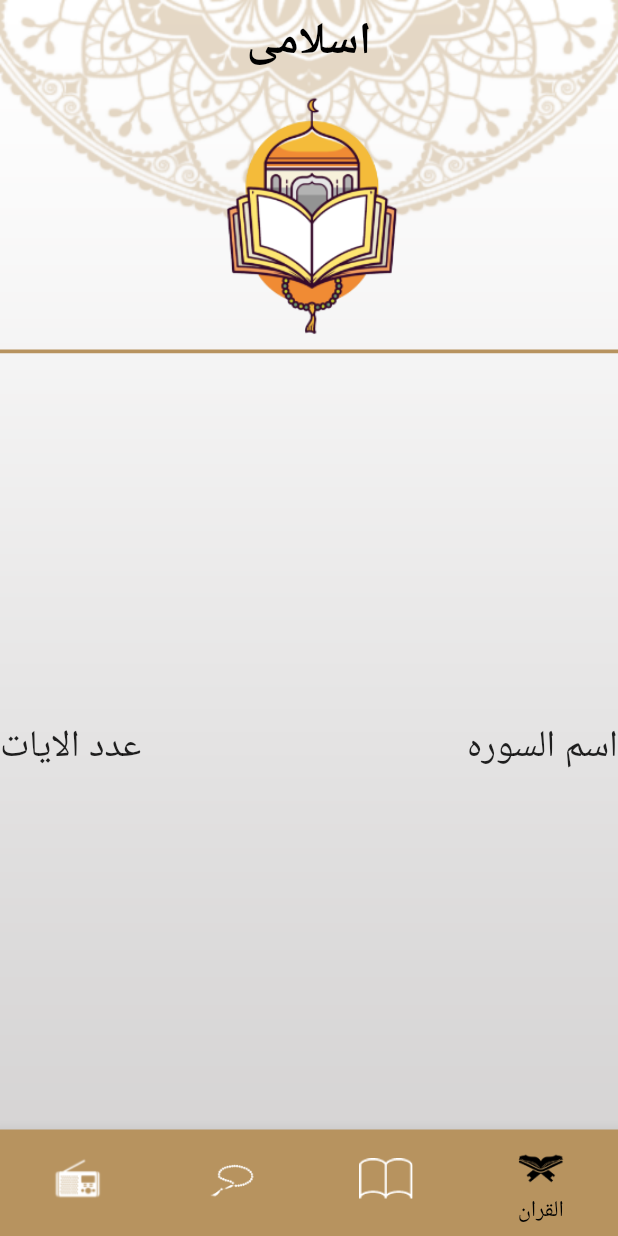
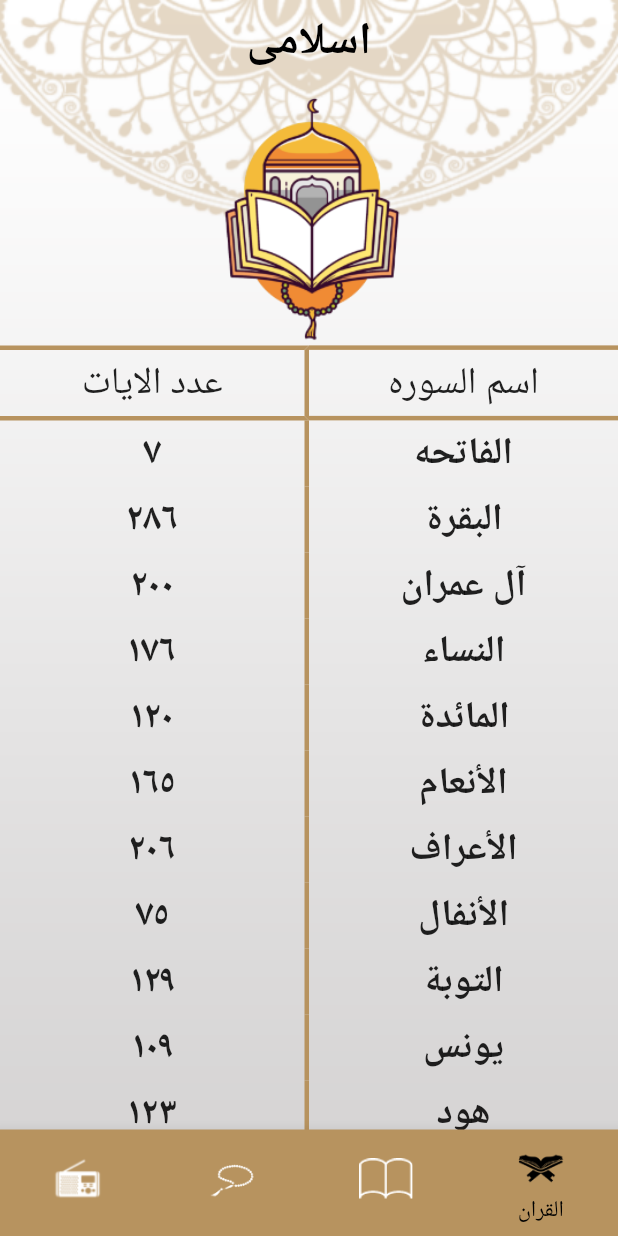
Before and after one commit to moaza30/islamy_app, a Flutter app: the screen it shows after launch, on a phone screen of 412 x 824 dp. Run offline on Flutter 3.47's test engine with Material 2 defaults, Android fonts, the phone set to English and light mode, and no system bars.

Commit message:
commit_quran_details

```diff
--- a/lib/main.dart
+++ b/lib/main.dart
@@ -2,16 +2,15 @@ import 'package:flutter/material.dart';
 import 'package:islamy_app/screens/home_screen.dart';
 
 void main() {
-  runApp(const MyApp());
+  runApp(MyApp());
 }
 
 class MyApp extends StatelessWidget {
-  const MyApp({Key? key}) : super(key: key);
-
   // This widget is the root of your application.
   @override
   Widget build(BuildContext context) {
     return MaterialApp(
+      debugShowCheckedModeBanner: false,
       title: 'Islamy',
       home: MainScreen(),
     );
--- /dev/null
+++ b/lib/models/quran_data.dart
@@ -0,0 +1,235 @@
+class QuranData {
+  static const List quranNames = [
+    "الفاتحه",
+    "البقرة",
+    "آل عمران",
+    "النساء",
+    "المائدة",
+    "الأنعام",
+    "الأعراف",
+    "الأنفال",
+    "التوبة",
+    "يونس",
+    "هود",
+    "يوسف",
+    "الرعد",
+    "إبراهيم",
+    "الحجر",
+    "النحل",
+    "الإسراء",
+    "الكهف",
+    "مريم",
+    "طه",
+    "الأنبياء",
+    "الحج",
+    "المؤمنون",
+    "النّور",
+    "الفرقان",
+    "الشعراء",
+    "النّمل",
+    "القصص",
+    "العنكبوت",
+    "الرّوم",
+    "لقمان",
+    "السجدة",
+    "الأحزاب",
+    "سبأ",
+    "فاطر",
+    "يس",
+    "الصافات",
+    "ص",
+    "الزمر",
+    "غافر",
+    "فصّلت",
+    "الشورى",
+    "الزخرف",
+    "الدّخان",
+    "الجاثية",
+    "الأحقاف",
+    "محمد",
+    "الفتح",
+    "الحجرات",
+    "ق",
+    "الذاريات",
+    "الطور",
+    "النجم",
+    "القمر",
+    "الرحمن",
+    "الواقعة",
+    "الحديد",
+    "المجادلة",
+    "الحشر",
+    "الممتحنة",
+    "الصف",
+    "الجمعة",
+    "المنافقون",
+    "التغابن",
+    "الطلاق",
+    "التحريم",
+    "الملك",
+    "القلم",
+    "الحاقة",
+    "المعارج",
+    "نوح",
+    "الجن",
+    "المزّمّل",
+    "المدّثر",
+    "القيامة",
+    "الإنسان",
+    "المرسلات",
+    "النبأ",
+    "النازعات",
+    "عبس",
+    "التكوير",
+    "الإنفطار",
+    "المطفّفين",
+    "الإنشقاق",
+    "البروج",
+    "الطارق",
+    "الأعلى",
+    "الغاشية",
+    "الفجر",
+    "البلد",
+    "الشمس",
+    "الليل",
+    "الضحى",
+    "الشرح",
+    "التين",
+    "العلق",
+    "القدر",
+    "البينة",
+    "الزلزلة",
+    "العاديات",
+    "القارعة",
+    "التكاثر",
+    "العصر",
+    "الهمزة",
+    "الفيل",
+    "قريش",
+    "الماعون",
+    "الكوثر",
+    "الكافرون",
+    "النصر",
+    "المسد",
+    "الإخلاص",
+    "الفلق",
+    "الناس"
+  ];
+
+  static const List ayatNumbers = [
+    '۷',
+    '۲۸٦',
+    '۲۰۰',
+    '۱۷٦',
+    '۱۲۰',
+    '۱٦٥',
+    '۲۰٦',
+    '۷٥',
+    '۱۲۹',
+    '۱۰۹',
+    '۱۲۳',
+    '۱۱۱',
+    '٤۳',
+    '٥۲',
+    '۹۹',
+    '۱۲۸',
+    '۱۱۱',
+    '۱۱۰',
+    '۹۸',
+    '۱۳٥',
+    '۱۱۲',
+    '۷۸',
+    '۱۱۸',
+    '٦٤',
+    '۷۷',
+    '۲۲۷',
+    '۹۳',
+    '۸۸',
+    '٦۹',
+    '٦۰',
+    '۳٤',
+    '۳۰',
+    '۷۳',
+    '٥٤',
+    '٤٥',
+    '۸۳',
+    '۱۸۲',
+    '۸۸',
+    '۷٥',
+    '۸٥',
+    '٥٤',
+    '٥۳',
+    '۸۹',
+    '٥۹',
+    '۳۷',
+    '۳٥',
+    '۳۸',
+    '۲۹',
+    '۱۸',
+    '٤٥',
+    '٦۰',
+    '٤۹',
+    '٦۲',
+    '٥٥',
+    '۷۸',
+    '۹٦',
+    '۲۹',
+    '۲۲',
+    '۲٤',
+    '۱۳',
+    '۱٤',
+    '۱۱',
+    '۱۱',
+    '۱۸',
+    '۱۲',
+    '۱۲',
+    '۳۰',
+    '٥۲',
+    '٥۲',
+    '٤٤',
+    '۲۸',
+    '۲۸',
+    '۲۰',
+    '٥٦',
+    '٤۰',
+    '۳۱',
+    '٥۰',
+    '٤۰',
+    '٤٦',
+    '٤۲',
+    '۲۹',
+    '۱۹',
+    '۳٦',
+    '۲٥',
+    '۲۲',
+    '۱۷',
+    '۱۹',
+    '۲٦',
+    '۳۰',
+    '۲۰',
+    '۱٥',
+    '۲۱',
+    '۱۱',
+    '۸',
+    '۸',
+    '۱۹',
+    '٥',
+    '۸',
+    '۸',
+    '۱۱',
+    '۱۱',
+    '۸',
+    '۳',
+    '۹',
+    '٥',
+    '٤',
+    '۷',
+    '۳',
+    '٦',
+    '۳',
+    '٥',
+    '٤',
+    '٥',
+    '٦',
+  ];
+}
--- a/lib/screens/home_screen.dart
+++ b/lib/screens/home_screen.dart
@@ -1,4 +1,5 @@
 import 'package:flutter/material.dart';
+import 'package:flutter/services.dart';
 import 'package:islamy_app/widgets/hadeth_screen_widget/hadeth_screen.dart';
 import 'package:islamy_app/widgets/quran_screen_widget/quran_screen.dart';
 import 'package:islamy_app/widgets/radio_screen.dart';
@@ -35,6 +36,9 @@ class _MainScreenState extends State<MainScreen> {
       child: Scaffold(
         backgroundColor: Colors.transparent,
         appBar: AppBar(
+          systemOverlayStyle: SystemUiOverlayStyle(
+            statusBarBrightness: Brightness.light,
+          ),
           backgroundColor: Colors.transparent,
           elevation: 0.0,
           centerTitle: true,
--- /dev/null
+++ b/lib/widgets/quran_screen_widget/quran_header.dart
@@ -0,0 +1,59 @@
+import 'package:flutter/material.dart';
+
+class QuranHeader extends StatelessWidget {
+  @override
+  Widget build(BuildContext context) {
+    return Row(
+      children: [
+        Expanded(
+          child: Container(
+            alignment: Alignment.center,
+            padding: EdgeInsets.all(5),
+            decoration: BoxDecoration(
+              border: Border(
+                right: BorderSide(
+                  width: 3,
+                  color: Color.fromRGBO(183, 147, 95, 1),
+                ),
+                top: BorderSide(
+                  width: 3,
+                  color: Color.fromRGBO(183, 147, 95, 1),
+                ),
+                bottom: BorderSide(
+                  width: 3,
+                  color: Color.fromRGBO(183, 147, 95, 1),
+                ),
+              ),
+            ),
+            child: Text(
+              'عدد الايات',
+              style: TextStyle(fontSize: 25, fontWeight: FontWeight.w300),
+            ),
+          ),
+        ),
+        Expanded(
+          child: Container(
+            padding: EdgeInsets.all(5),
+            alignment: Alignment.center,
+            decoration: BoxDecoration(
+              border: Border(
+                top: BorderSide(
+                  width: 3,
+                  color: Color.fromRGBO(183, 147, 95, 1),
+                ),
+                bottom: BorderSide(
+                  width: 3,
+                  color: Color.fromRGBO(183, 147, 95, 1),
+                ),
+              ),
+            ),
+            child: Text(
+              'اسم السوره',
+              style: TextStyle(fontSize: 25, fontWeight: FontWeight.w300),
+            ),
+          ),
+        ),
+      ],
+    );
+  }
+}
--- /dev/null
+++ b/lib/widgets/quran_screen_widget/quran_list_details.dart
@@ -0,0 +1,42 @@
+import 'package:flutter/material.dart';
+import 'package:islamy_app/models/quran_data.dart';
+
+class QuranList extends StatelessWidget {
+  final String? ayatNumber, ayatName;
+
+  QuranList({this.ayatNumber, this.ayatName});
+
+  @override
+  Widget build(BuildContext context) {
+    return Row(
+      children: [
+        Container(
+          width: MediaQuery.of(context).size.width * 0.5,
+          alignment: Alignment.center,
+          padding: EdgeInsets.all(5),
+          decoration: BoxDecoration(
+            border: Border(
+              right: BorderSide(
+                width: 3,
+                color: Color.fromRGBO(183, 147, 95, 1),
+              ),
+            ),
+          ),
+          child: Text(
+            ayatNumber!,
+            style: TextStyle(fontSize: 25, fontWeight: FontWeight.bold),
+          ),
+        ),
+        Container(
+          width: MediaQuery.of(context).size.width * 0.5,
+          alignment: Alignment.center,
+          padding: EdgeInsets.all(5),
+          child: Text(
+            ayatName!,
+            style: TextStyle(fontSize: 25, fontWeight: FontWeight.bold),
+          ),
+        ),
+      ],
+    );
+  }
+}
--- a/lib/widgets/quran_screen_widget/quran_screen.dart
+++ b/lib/widgets/quran_screen_widget/quran_screen.dart
@@ -1,4 +1,7 @@
 import 'package:flutter/material.dart';
+import 'package:islamy_app/models/quran_data.dart';
+import 'package:islamy_app/widgets/quran_screen_widget/quran_header.dart';
+import 'package:islamy_app/widgets/quran_screen_widget/quran_list_details.dart';
 
 class QuranScreen extends StatelessWidget {
   @override
@@ -11,27 +14,27 @@ class QuranScreen extends StatelessWidget {
               child: Image.asset('assets/images/quran.png'),
             ),
           ),
-        Divider(
-          thickness: 2.5,
-          color: Color.fromRGBO(183, 147, 95, 1.0),
-        ),
           Expanded(
             flex: 3,
-          child: Row(
-            mainAxisAlignment: MainAxisAlignment.spaceBetween,
+            child: Column(
               children: [
-              Text(
-                'عدد الايات',
-                style: TextStyle(fontSize: 25, fontWeight: FontWeight.w500),
+                QuranHeader(),
+                Expanded(
+                  child: ListView.builder(
+                    itemCount: QuranData.quranNames.length,
+                    itemBuilder: (context, index) {
+                      return QuranList(
+                        ayatNumber: QuranData.ayatNumbers[index],
+                        ayatName: QuranData.quranNames[index],
+                      );
+                    },
                   ),
-              Text(
-                'اسم السوره',
-                style: TextStyle(fontSize: 25, fontWeight: FontWeight.w500),
-              ),
+                )
               ],
             ),
           ),
         ],
-    ));
+      ),
+    );
   }
 }
```
Also changed, not shown: lib/screens/sora_deatils.dart (added), 1 other file. Lines whose indentation alone changed are shown as unchanged.
